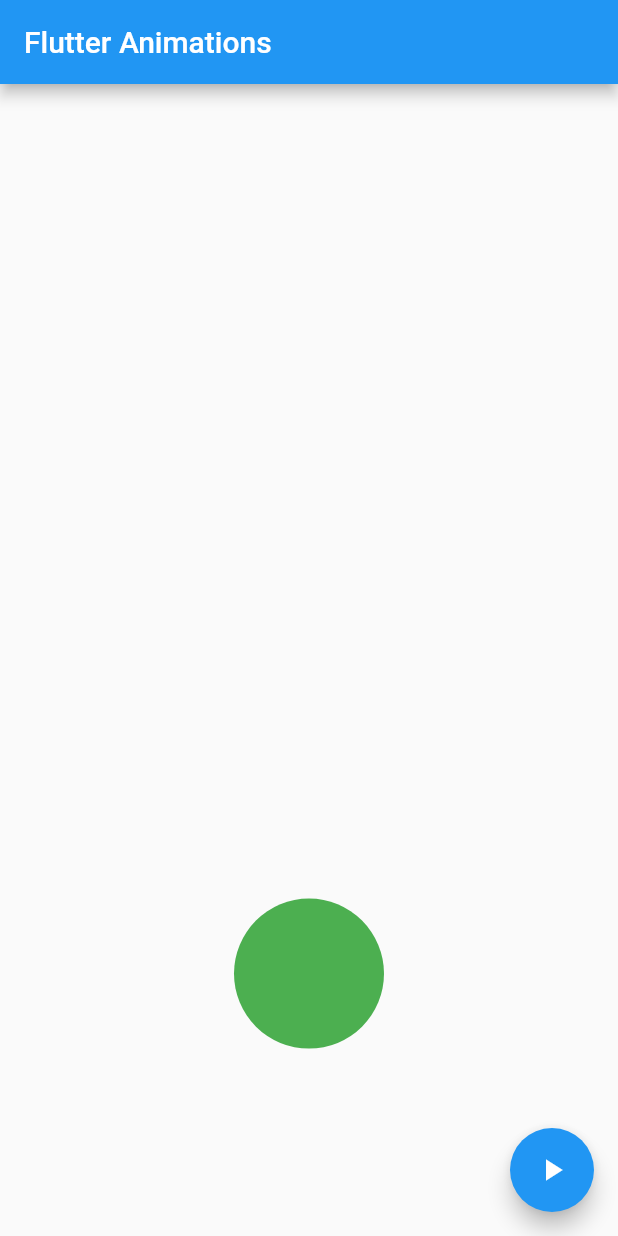
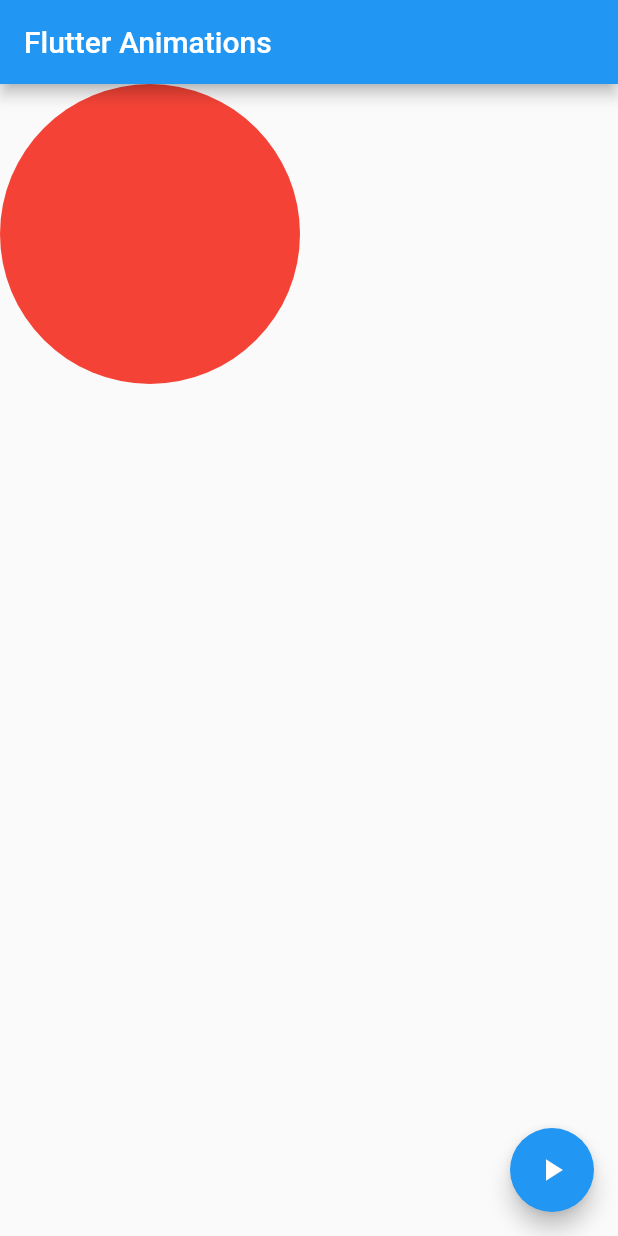
Before and after one commit to satyam-dev/flutter-animations, a Flutter app: the screen it shows after launch, after a tap on the "play arrow" icon, on a phone screen of 412 x 824 dp. Run offline on Flutter 3.47's test engine with Material 2 defaults, Android fonts, the phone set to English and light mode, and no system bars.

Commit message:
feat: custom tween animation

```diff
--- a/lib/main.dart
+++ b/lib/main.dart
@@ -30,10 +30,12 @@ class MyHomePage extends StatefulWidget {
 
 class _MyHomePageState extends State<MyHomePage> {
   double _bottomOffset = 500;
+  double _borderRadiusEnd = 20;
 
   void _animate() {
     setState(() {
       _bottomOffset = _bottomOffset == 500 ? 0 : 500;
+      _borderRadiusEnd = _borderRadiusEnd == 20 ? 100 : 20;
     });
   }
 
@@ -43,26 +45,17 @@ class _MyHomePageState extends State<MyHomePage> {
       appBar: AppBar(
         title: Text(widget.title),
       ),
-      body: Stack(
-        alignment: Alignment.bottomCenter,
-        children: [
-          AnimatedPositioned(
-            bottom: _bottomOffset,
-            duration: Duration(milliseconds: 2000),
-            curve: Curves.bounceOut,
-            child: Container(
-              width: 100,
-              height: 100,
-              decoration: BoxDecoration(
-                color: Colors.green,
-                shape: BoxShape.circle,
-              ),
-            ),
-            onEnd: () => {
-               _animate()
-            },
-          )
-        ],
+      body:TweenAnimationBuilder(
+        tween: Tween<double>(begin: 20, end: _borderRadiusEnd),
+        duration: Duration(seconds: 1),
+        curve: Curves.easeInOutBack,
+        builder: (_, double value, __) {
+          return Container(
+            height: 200,
+            width: 200,
+            decoration: BoxDecoration(borderRadius: BorderRadius.circular(value), color: Colors.red),
+          );
+        },
       ),
       floatingActionButton: FloatingActionButton(
         onPressed: _animate,
```
